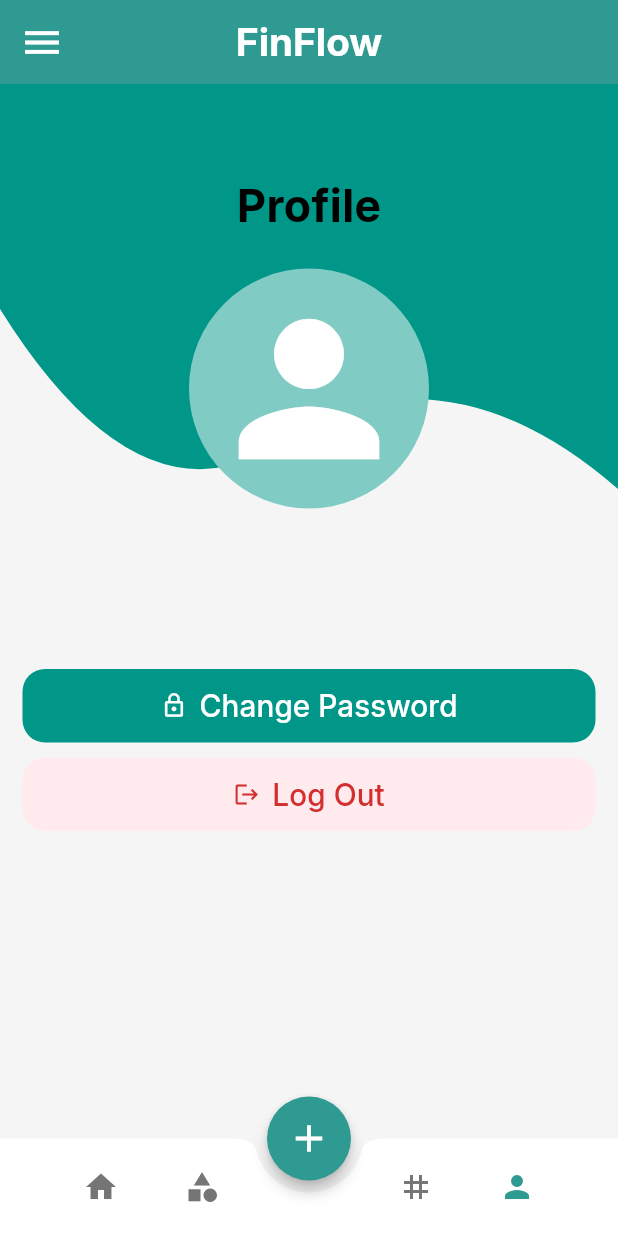
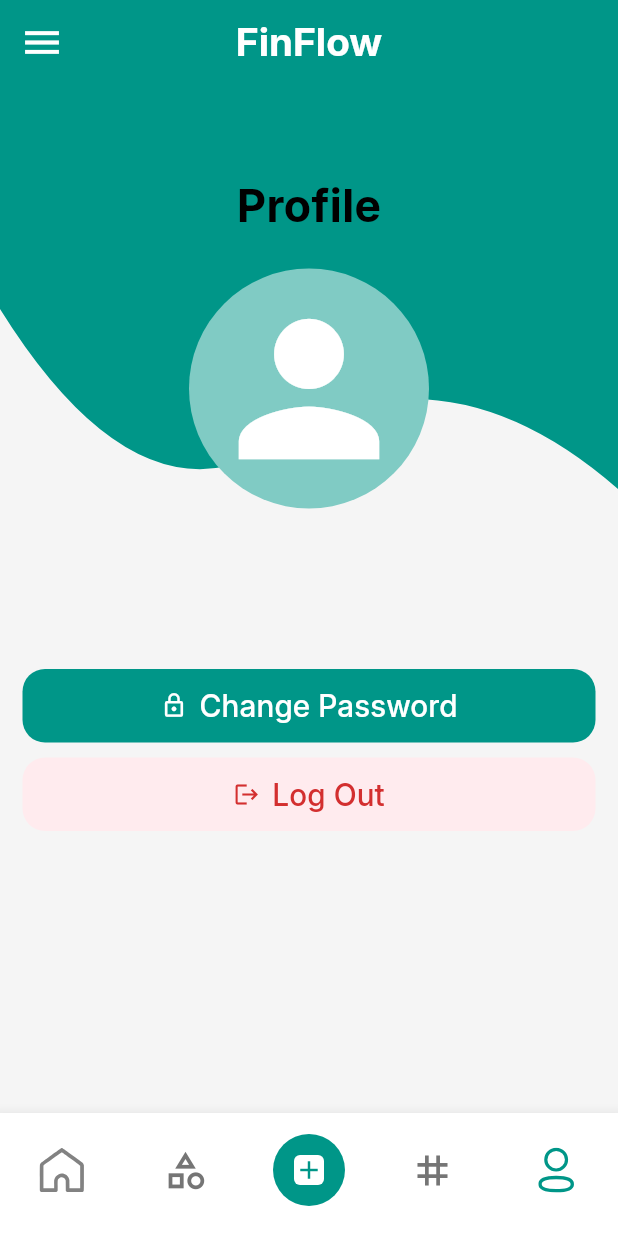
Before and after one commit to OmarAfifi-CSE/FinFlow, a Flutter app: the ProfileScreen screen opened by its route, on a phone screen of 412 x 824 dp. Run offline on Flutter 3.47's test engine with Material 3 defaults, Android fonts, the light colour scheme and no system bars; our stand-ins replace connectivity_plus, flutter_svg, go_router, shared_preferences, supabase_flutter; accounts and stored records are empty; network calls fail.

Commit message:
improve bottomnavbar

```diff
--- a/lib/screens/main_screen.dart
+++ b/lib/screens/main_screen.dart
@@ -1,9 +1,11 @@
 import 'package:flutter/material.dart';
+import 'package:flutter_svg/svg.dart';
 import 'package:go_router/go_router.dart';
 import '../main.dart';
+import '../styling/app_assets.dart';
+import '../styling/app_colors.dart';
 import 'add_expense_sheet.dart';
 
-// HomeScreen now acts as the UI "Shell"
 class MainScreen extends StatelessWidget {
   const MainScreen({super.key, required this.navigationShell});
 
@@ -16,9 +18,16 @@ class MainScreen extends StatelessWidget {
     );
   }
 
+  void _showAddExpenseSheet(BuildContext context) {
+    showModalBottomSheet(
+      context: context,
+      isScrollControlled: true,
+      builder: (context) => const AddExpenseSheet(),
+    );
+  }
+
   @override
   Widget build(BuildContext context) {
-    const primaryColor = Color(0xFF2E9A91);
     final GlobalKey<ScaffoldState> scaffoldKey = GlobalKey<ScaffoldState>();
 
     return Scaffold(
@@ -30,7 +39,7 @@ class MainScreen extends StatelessWidget {
           'FinFlow',
           style: TextStyle(fontWeight: FontWeight.bold, fontSize: 26),
         ),
-        backgroundColor: primaryColor,
+        backgroundColor: AppColors.primaryColor,
         foregroundColor: Colors.white,
         elevation: 0,
         leading: IconButton(
@@ -44,41 +53,44 @@ class MainScreen extends StatelessWidget {
           padding: EdgeInsets.zero,
           children: <Widget>[
             const DrawerHeader(
-              decoration: BoxDecoration(color: primaryColor),
+              decoration: BoxDecoration(color: AppColors.primaryColor),
               child: Text(
                 'Menu',
                 style: TextStyle(color: Colors.white, fontSize: 24),
               ),
             ),
             ListTile(
-              leading: const Icon(Icons.home, color: primaryColor),
+              leading: const Icon(Icons.home, color: AppColors.primaryColor),
               title: const Text('Home'),
               onTap: () {
-                Navigator.pop(context);
+                context.pop();
                 _onPageTapped(context, 0); // Go to branch 0
               },
             ),
             ListTile(
-              leading: const Icon(Icons.category, color: primaryColor),
+              leading: const Icon(
+                Icons.category,
+                color: AppColors.primaryColor,
+              ),
               title: const Text('Manage Categories'),
               onTap: () {
-                Navigator.pop(context);
+                context.pop();
                 _onPageTapped(context, 1); // Go to branch 1
               },
             ),
             ListTile(
-              leading: const Icon(Icons.tag, color: primaryColor),
+              leading: const Icon(Icons.tag, color: AppColors.primaryColor),
               title: const Text('Manage Tags'),
               onTap: () {
-                Navigator.pop(context);
+                context.pop();
                 _onPageTapped(context, 2); // Go to branch 2
               },
             ),
             ListTile(
-              leading: const Icon(Icons.person, color: primaryColor),
+              leading: const Icon(Icons.person, color: AppColors.primaryColor),
               title: const Text('Profile'),
               onTap: () {
-                Navigator.pop(context);
+                context.pop();
                 _onPageTapped(context, 3); // Go to branch 3
               },
             ),
@@ -87,83 +99,95 @@ class MainScreen extends StatelessWidget {
               leading: const Icon(Icons.logout, color: Colors.red),
               title: const Text('Logout'),
               onTap: () async {
-                Navigator.pop(context);
+                context.pop();
                 await supabase.auth.signOut();
-                // Router will automatically redirect to the login screen
               },
             ),
           ],
         ),
       ),
-      // The body is now the currently active page provided by the router
       body: navigationShell,
-      floatingActionButtonLocation: FloatingActionButtonLocation.centerDocked,
-      floatingActionButton: FloatingActionButton(
-        heroTag: 'main_fab',
-        shape: const CircleBorder(),
-        onPressed: () {
-          showModalBottomSheet(
-            context: context,
-            isScrollControlled: true,
-            builder: (context) => const AddExpenseSheet(),
-          );
+      bottomNavigationBar: BottomNavigationBar(
+        currentIndex: navigationShell.currentIndex < 2
+            ? navigationShell.currentIndex
+            : navigationShell.currentIndex + 1,
+        type: BottomNavigationBarType.fixed,
+        backgroundColor: Colors.white,
+        selectedItemColor: AppColors.primaryColor,
+        unselectedItemColor: Colors.grey[600],
+        showSelectedLabels: false,
+        showUnselectedLabels: false,
+        iconSize: 30,
+        onTap: (index) {
+          if (index == 2) {
+            _showAddExpenseSheet(context);
+          } else {
+            _onPageTapped(context, index < 2 ? index : index - 1);
+          }
         },
-        tooltip: 'Add Transaction',
-        backgroundColor: primaryColor,
-        elevation: 4.0,
-        child: const Icon(Icons.add, size: 30),
-      ),
-      bottomNavigationBar: _buildBottomAppBar(context),
-    );
-  }
-
-  Widget _buildBottomAppBar(BuildContext context) {
-    return BottomAppBar(
-      shape: const CircularNotchedRectangle(),
-      notchMargin: 8.0,
-      height: 65,
-      child: Row(
-        mainAxisAlignment: MainAxisAlignment.spaceAround,
-        children: <Widget>[
-          Expanded(
-            child: Row(
-              mainAxisAlignment: MainAxisAlignment.spaceEvenly,
-              children: [
-                _buildNavItem(context, icon: Icons.home, index: 0),
-                _buildNavItem(context, icon: Icons.category, index: 1),
-                const SizedBox(width: 40),
-                _buildNavItem(context, icon: Icons.tag, index: 2),
-                _buildNavItem(context, icon: Icons.person, index: 3),
-              ],
+        items: [
+          BottomNavigationBarItem(
+            icon: SvgPicture.asset(
+              AppAssets.homeIcon,
+              width: 30,
+              height: 30,
+              colorFilter: ColorFilter.mode(
+                navigationShell.currentIndex == 0
+                    ? AppColors.primaryColor
+                    : AppColors.secondaryColor,
+                BlendMode.srcIn,
+              ),
             ),
+            label: 'Home',
+          ),
+          const BottomNavigationBarItem(
+            icon: Icon(Icons.category_outlined),
+            label: 'Categories',
+          ),
+          BottomNavigationBarItem(
+            icon: Container(
+              width: 48,
+              height: 48,
+              decoration: BoxDecoration(
+                shape: BoxShape.circle,
+                color: AppColors.primaryColor,
+              ),
+              alignment: Alignment.center,
+              child: Container(
+                width: 20,
+                height: 20,
+                alignment: Alignment.center,
+                decoration: BoxDecoration(
+                  shape: BoxShape.rectangle,
+                  borderRadius: BorderRadius.circular(4),
+                  color: Colors.white,
+                ),
+                child: Icon(Icons.add, color: AppColors.primaryColor, size: 20),
+              ),
+            ),
+            label: '',
+          ),
+          const BottomNavigationBarItem(
+            icon: Icon(Icons.tag_outlined),
+            activeIcon: Icon(Icons.tag),
+            label: 'Categories',
+          ),
+          BottomNavigationBarItem(
+            icon: SvgPicture.asset(
+              AppAssets.profileIcon,
+              width: 30,
+              height: 30,
+              colorFilter: ColorFilter.mode(
+                navigationShell.currentIndex == 3
+                    ? AppColors.primaryColor
+                    : AppColors.secondaryColor,
+                BlendMode.srcIn,
+              ),
+            ),
+            label: 'Profile',
           ),
         ],
       ),
     );
   }
-
-  Widget _buildNavItem(
-    BuildContext context, {
-    required IconData icon,
-    required int index,
-  }) {
-    return InkWell(
-      onTap: () => _onPageTapped(context, index),
-      borderRadius: BorderRadius.circular(20),
-      child: Padding(
-        padding: const EdgeInsets.symmetric(vertical: 8.0, horizontal: 4.0),
-        child: Column(
-          mainAxisSize: MainAxisSize.min,
-          children: <Widget>[
-            Icon(
-              icon,
-              color: navigationShell.currentIndex == index
-                  ? const Color(0xFF2E9A91)
-                  : Colors.grey[600],
-            ),
-          ],
-        ),
-      ),
-    );
-  }
 }
--- a/lib/styling/app_assets.dart
+++ b/lib/styling/app_assets.dart
@@ -1,23 +1,6 @@
-
 class AppAssets {
   static const String onboardingImage = 'assets/images/Onboarding.png';
-  static const String facebookIcon = 'assets/icons/facebook_icon.svg';
-  static const String googleIcon = 'assets/icons/google_icon.svg';
-  static const String appleIcon = 'assets/icons/apple_icon.svg';
-  static const String rightCheckSticker = 'assets/images/Right Check Sticker.png';
-  static const String chartIcon = 'assets/icons/Chart.svg';
   static const String homeIcon = 'assets/icons/Home.svg';
-  static const String walletIcon = 'assets/icons/Wallet.svg';
   static const String profileIcon = 'assets/icons/Profile.svg';
-  static const String userIcon = 'assets/icons/Omar.png';
-  static const String notificationIcon = 'assets/icons/Notification.svg';
-  static const String ellipseImage = 'assets/images/Ellipse.svg';
-  static const String sendIcon = 'assets/icons/Send.svg';
-  static const String walletSolidIcon = 'assets/icons/Wallet_Solid.svg';
-  static const String contactIcon = 'assets/icons/Contact.svg';
-  static const String visaIcon = 'assets/icons/Visa.svg';
-  static const String editSquareIcon = 'assets/icons/Edit-Square.svg';
-  static const String downloadIcon = 'assets/icons/Download.svg';
-  static const String uploadIcon = 'assets/icons/Upload.svg';
-
+  static const String userIcon = 'assets/icons/User.png';
 }
--- a/lib/styling/app_themes.dart
+++ b/lib/styling/app_themes.dart
@@ -20,5 +20,8 @@ class AppThemes {
     colorScheme: ColorScheme.fromSwatch(
       primarySwatch: Colors.teal,
     ).copyWith(secondary: Colors.white),
+    splashColor: Colors.transparent,
+    highlightColor: Colors.transparent,
+    hoverColor: Colors.transparent,
   );
 }
--- a/pubspec.yaml
+++ b/pubspec.yaml
@@ -34,6 +34,7 @@ dependencies:
   # The following adds the Cupertino Icons font to your application.
   # Use with the CupertinoIcons class for iOS style icons.
   cupertino_icons: ^1.0.8
+  flutter_svg: ^2.2.0
   go_router: ^16.0.0
   intl: ^0.20.2
   provider: ^6.1.4
@@ -70,6 +71,7 @@ flutter:
   # To add assets to your application, add an assets section, like this:
   assets:
     - assets/images/
+    - assets/icons/
 
   # An image asset can refer to one or more resolution-specific "variants", see
   # https://flutter.dev/to/resolution-aware-images
```
Also changed, not shown: assets/icons/Home.svg (added), assets/icons/Profile.svg (added), pubspec.lock.
